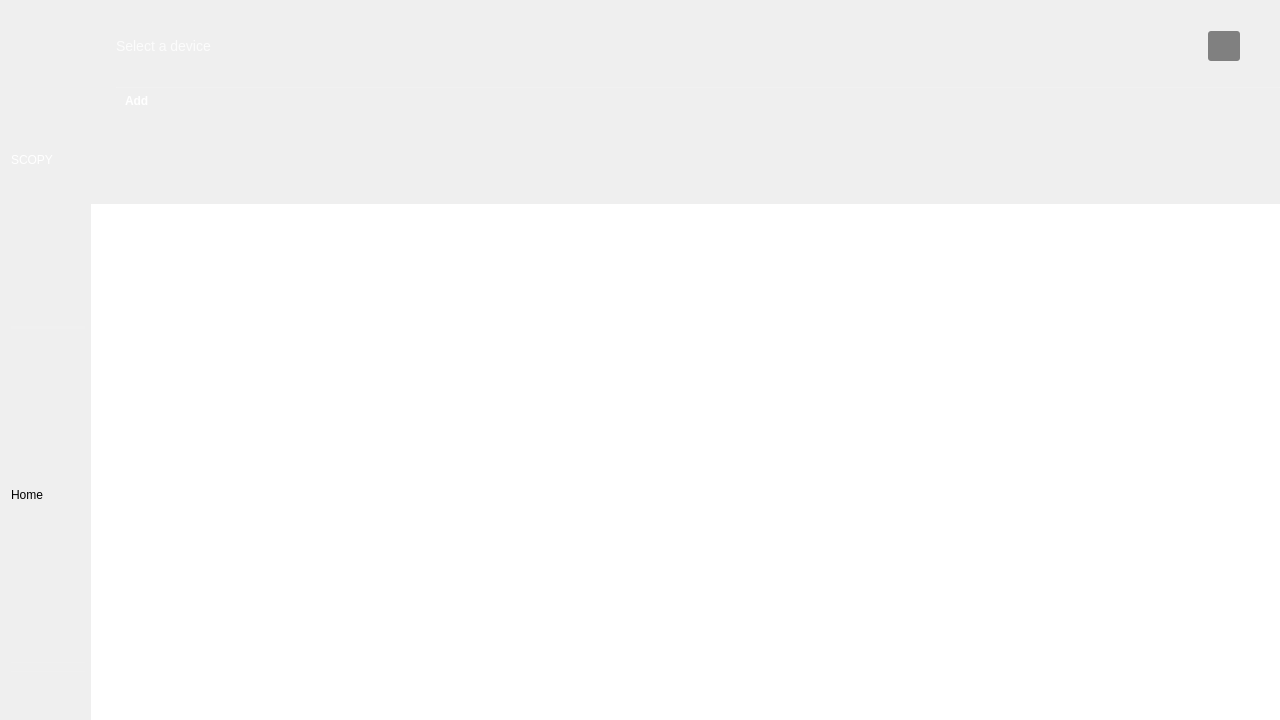
The window that ui/tool_launcher.ui (analogdevicesinc/scopy) describes before a commit, drawn with Qt 5.
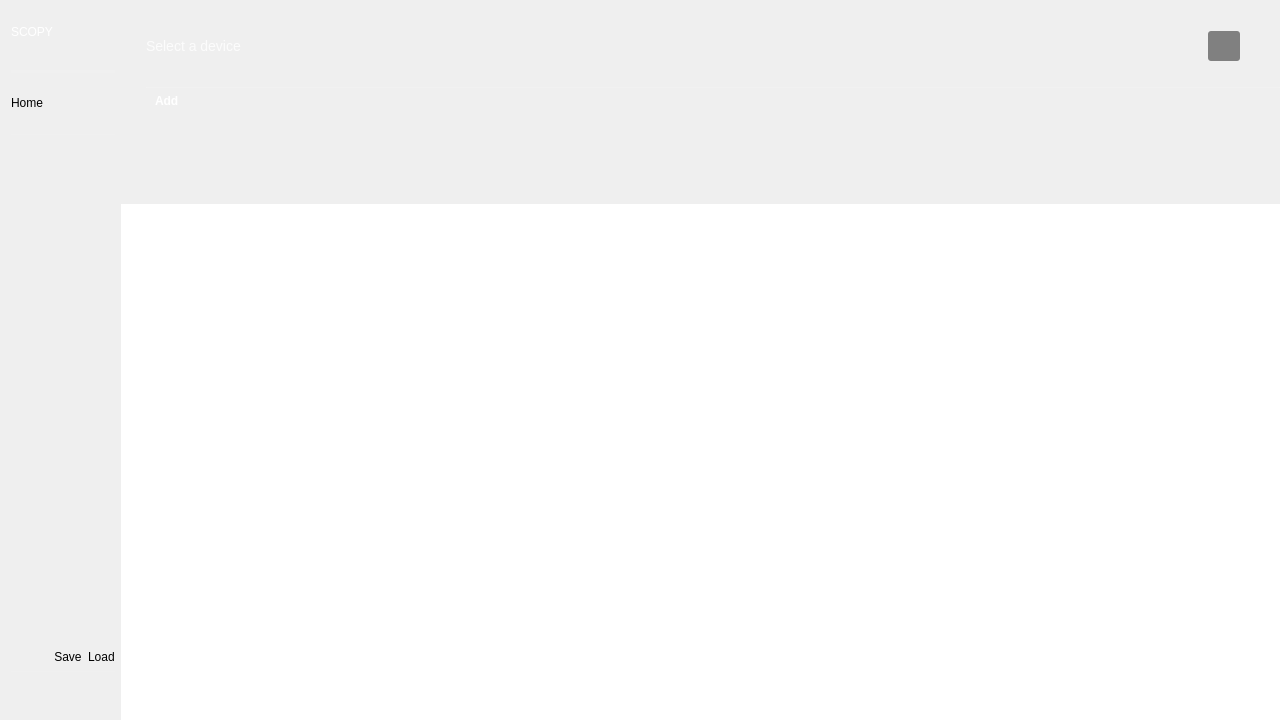
The same window after the commit. Icons and pictures are not drawn. Custom widgets are drawn as their Qt base class.

Commit message: ToolLauncher: add option to save/load a session.

What changed in the file:
```diff
--- a/ui/tool_launcher.ui
+++ b/ui/tool_launcher.ui
@@ -248,6 +248,37 @@
          </property>
         </layout>
        </item>
+       <item>
+        <spacer name="verticalSpacer_2">
+         <property name="orientation">
+          <enum>Qt::Vertical</enum>
+         </property>
+         <property name="sizeHint" stdset="0">
+          <size>
+           <width>20</width>
+           <height>40</height>
+          </size>
+         </property>
+        </spacer>
+       </item>
+       <item>
+        <layout class="QHBoxLayout" name="horizontalLayout_2">
+         <item>
+          <widget class="QPushButton" name="saveBtn">
+           <property name="text">
+            <string>             Save</string>
+           </property>
+          </widget>
+         </item>
+         <item>
+          <widget class="QPushButton" name="loadBtn">
+           <property name="text">
+            <string>Load</string>
+           </property>
+          </widget>
+         </item>
+        </layout>
+       </item>
        <item>
         <widget class="Line" name="line">
          <property name="styleSheet">
```
Left out of the diff: 1 changed line with no effect on the pictures. The commit also changes 2 other files.
